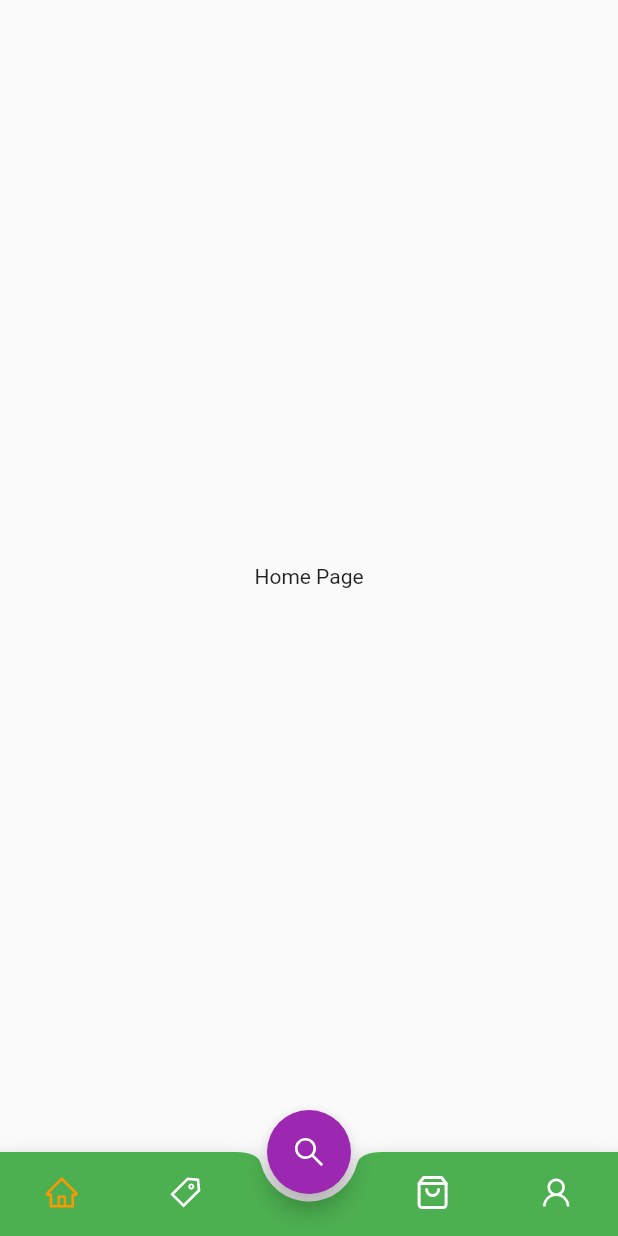
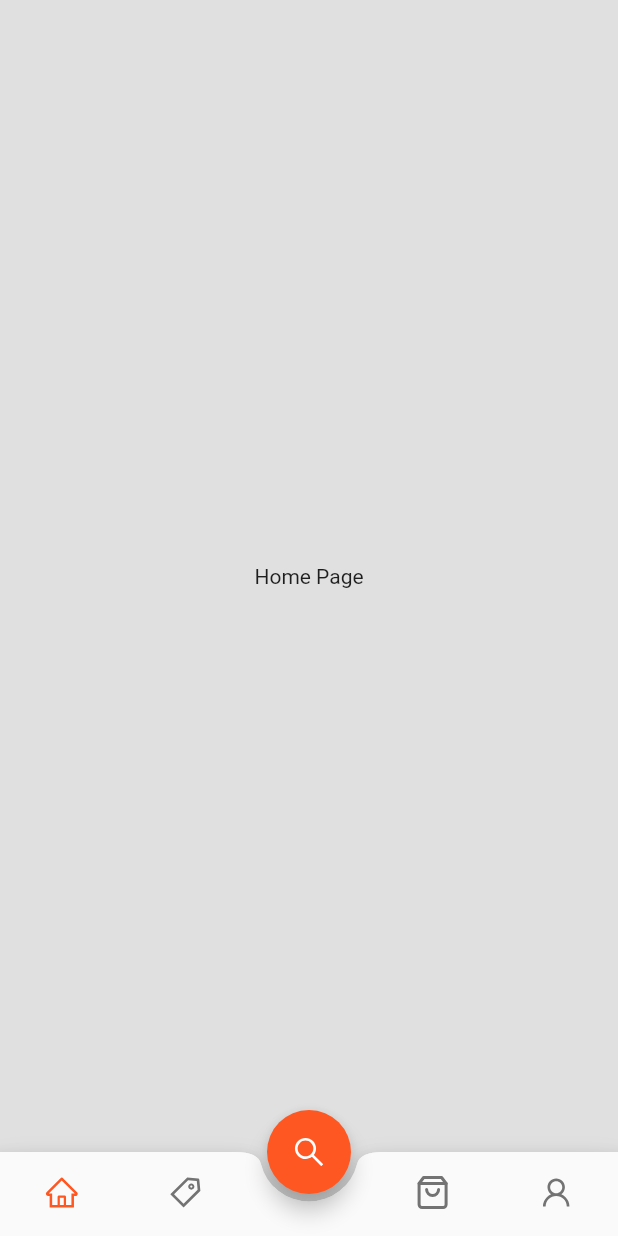
Before and after one commit to AliGharian/shop_app, a Flutter app: the screen it shows after launch, on a phone screen of 412 x 824 dp. Run offline on Flutter 3.47's test engine with Material 2 defaults, Android fonts, the phone set to English and light mode, and no system bars; our stand-ins replace flutter_icons.

Commit message:
change some styles

```diff
--- a/lib/consts/theme_data.dart
+++ b/lib/consts/theme_data.dart
@@ -3,6 +3,7 @@ import 'package:flutter/material.dart';
 class Styles {
   static themData(bool isDarkTheme, BuildContext context) {
     return ThemeData(
+      primaryColorDark: Colors.black,
       scaffoldBackgroundColor:
           isDarkTheme ? Colors.black : Colors.grey.shade300,
       primarySwatch: Colors.red, // this is the main color of the app
@@ -24,7 +25,7 @@ class Styles {
             colorScheme: ColorScheme.dark(),
           ),
       appBarTheme: AppBarTheme(
-        elevation: 0.0,
+        elevation: 2.0,
       ),
     );
   }
--- a/lib/main.dart
+++ b/lib/main.dart
@@ -1,4 +1,5 @@
 import 'package:flutter/material.dart';
+import 'package:shop_app/consts/theme_data.dart';
 import 'package:shop_app/pages/bottom_nav_bar_page.dart';
 
 void main() {
@@ -11,9 +12,7 @@ class MyApp extends StatelessWidget {
     return MaterialApp(
       title: 'Flutter Demo',
       debugShowCheckedModeBanner: false,
-      theme: ThemeData(
-        primarySwatch: Colors.blue,
-      ),
+      theme: Styles.themData(false, context),
       home: BottomNavBarPage(),
     );
   }
--- a/lib/pages/bottom_nav_bar_page.dart
+++ b/lib/pages/bottom_nav_bar_page.dart
@@ -56,28 +56,23 @@ class _BottomNavBarPageState extends State<BottomNavBarPage> {
               BottomNavigationBarItem(
                 icon: Icon(AntDesign.home),
                 label: 'Home',
-                backgroundColor: Colors.green,
               ),
               BottomNavigationBarItem(
                 icon: Icon(AntDesign.tago),
                 label: 'Feed',
-                backgroundColor: Colors.green,
               ),
               BottomNavigationBarItem(
                 activeIcon: null,
                 icon: Icon(null),
                 label: '',
-                backgroundColor: Colors.green,
               ),
               BottomNavigationBarItem(
                 icon: Icon(Feather.shopping_bag),
                 label: 'Cart',
-                backgroundColor: Colors.green,
               ),
               BottomNavigationBarItem(
                 icon: Icon(AntDesign.user),
                 label: 'User',
-                backgroundColor: Colors.green,
               ),
             ],
             elevation: 5.0,
@@ -87,9 +82,7 @@ class _BottomNavBarPageState extends State<BottomNavBarPage> {
             type: BottomNavigationBarType
                 .fixed, //this line remove the motion of items when selected
             // fixedColor: Colors.red,//when selectedItemcolor have a value blow line should be remove
-            selectedItemColor: Colors.orange,
-            backgroundColor: Colors.green,
-            unselectedItemColor: Colors.white,
+            selectedItemColor: Colors.deepOrange,
             currentIndex: _selectedIndex,
             onTap: _onItemTapped,
           ),
@@ -98,7 +91,6 @@ class _BottomNavBarPageState extends State<BottomNavBarPage> {
       floatingActionButtonLocation:
           FloatingActionButtonLocation.miniCenterDocked,
       floatingActionButton: FloatingActionButton(
-        backgroundColor: Colors.purple,
         child: Icon(
           AntDesign.search1,
         ),
```
